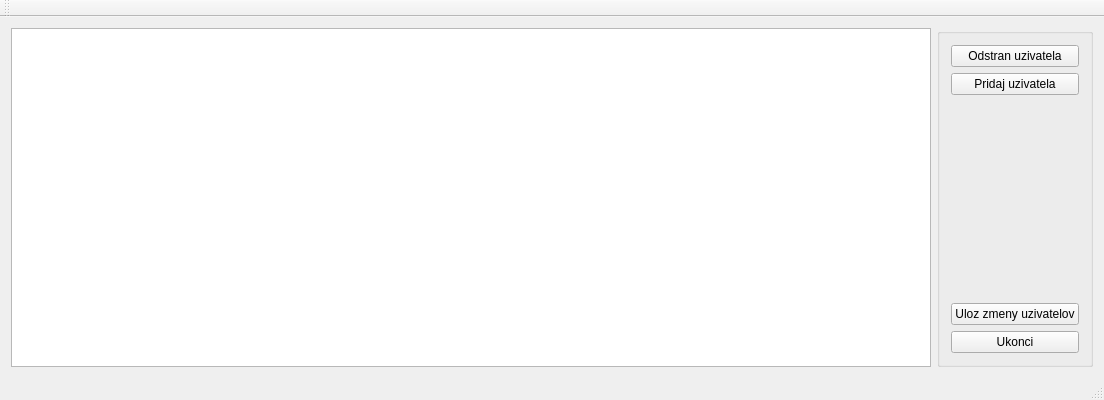
maroslastik/jedalen2, file sprava_uzivatelov.ui: the form before one commit.
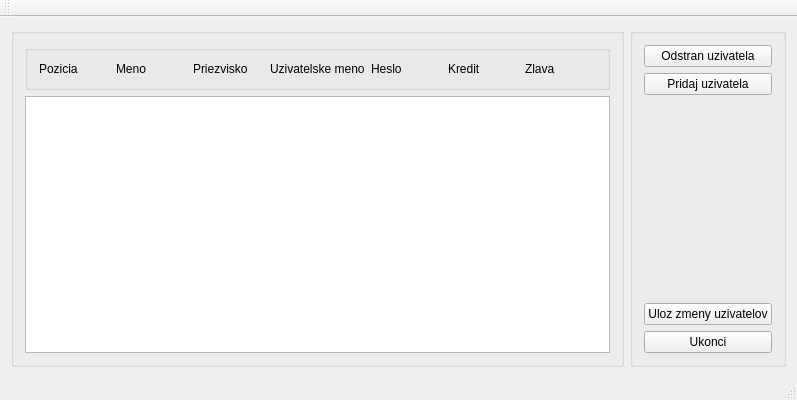
The form after the commit.

Patch:
```diff
--- a/sprava_uzivatelov.ui
+++ b/sprava_uzivatelov.ui
@@ -6,7 +6,7 @@
    <rect>
     <x>0</x>
     <y>0</y>
-    <width>1104</width>
+    <width>797</width>
     <height>400</height>
    </rect>
   </property>
@@ -16,7 +16,74 @@
   <widget class="QWidget" name="centralWidget">
    <layout class="QHBoxLayout" name="horizontalLayout">
     <item>
-     <widget class="QTableWidget" name="zoz_uzivatelov"/>
+     <widget class="QGroupBox" name="groupBox_2">
+      <property name="title">
+       <string/>
+      </property>
+      <layout class="QVBoxLayout" name="verticalLayout_3">
+       <item>
+        <widget class="QGroupBox" name="groupBox_3">
+         <property name="title">
+          <string/>
+         </property>
+         <layout class="QHBoxLayout" name="horizontalLayout_2">
+          <item>
+           <widget class="QLabel" name="label">
+            <property name="text">
+             <string>Pozicia</string>
+            </property>
+           </widget>
+          </item>
+          <item>
+           <widget class="QLabel" name="label_2">
+            <property name="text">
+             <string>Meno</string>
+            </property>
+           </widget>
+          </item>
+          <item>
+           <widget class="QLabel" name="label_3">
+            <property name="text">
+             <string>Priezvisko</string>
+            </property>
+           </widget>
+          </item>
+          <item>
+           <widget class="QLabel" name="label_4">
+            <property name="text">
+             <string>Uzivatelske meno</string>
+            </property>
+           </widget>
+          </item>
+          <item>
+           <widget class="QLabel" name="label_5">
+            <property name="text">
+             <string>Heslo</string>
+            </property>
+           </widget>
+          </item>
+          <item>
+           <widget class="QLabel" name="label_6">
+            <property name="text">
+             <string>Kredit</string>
+            </property>
+           </widget>
+          </item>
+          <item>
+           <widget class="QLabel" name="label_7">
+            <property name="text">
+             <string>Zlava</string>
+            </property>
+           </widget>
+          </item>
+         </layout>
+        </widget>
+       </item>
+       <item>
+        <widget class="QTableWidget" name="zoz_uzivatelov"/>
+       </item>
+      </layout>
+     </widget>
     </item>
     <item>
      <widget class="QGroupBox" name="groupBox">
```
Left out of the diff: 2 changed lines with no effect on the pictures.
